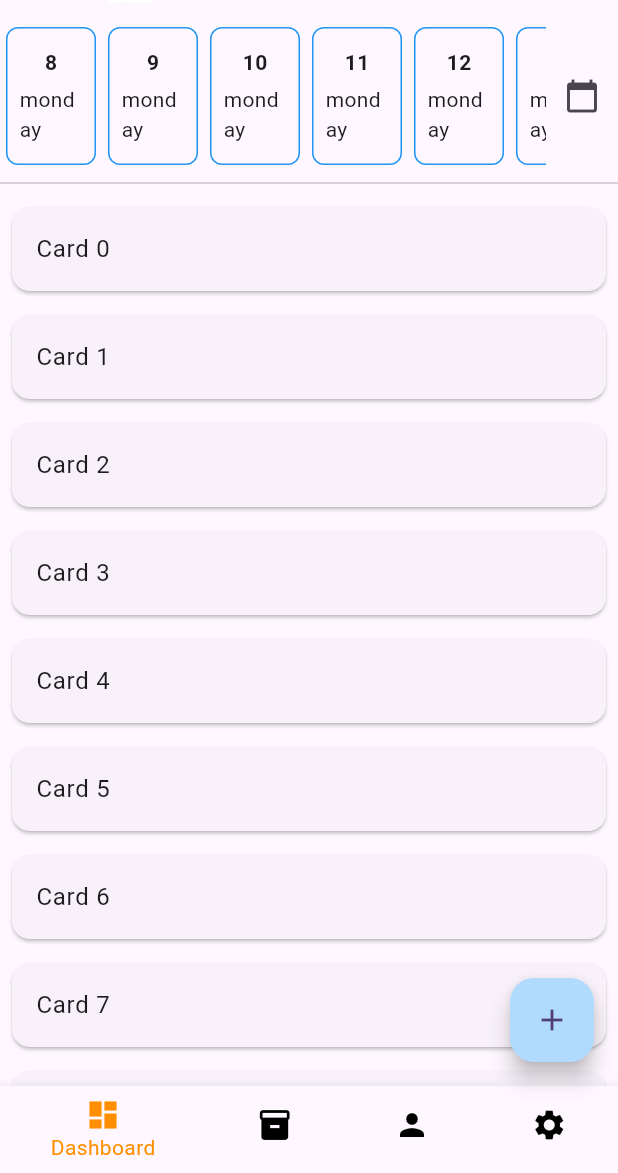
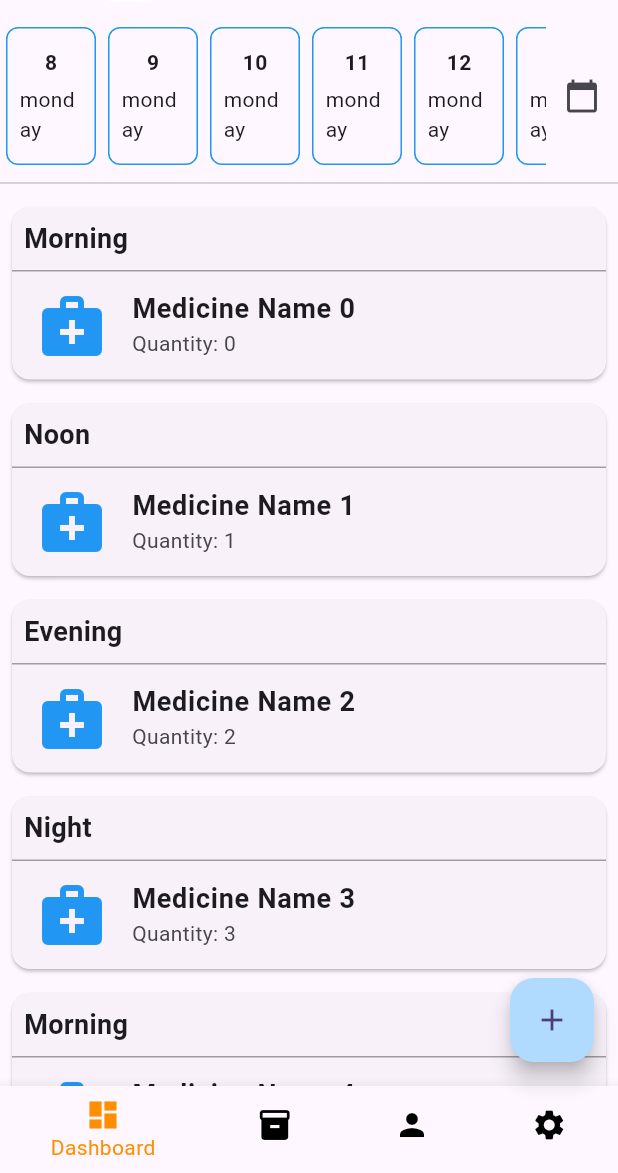
Before and after one commit to shruti10951/MediPal, a Flutter app: the DashboardScreen screen opened directly, on a phone screen of 412 x 824 dp, the part 63-1236 px from its top. Run offline on Flutter 3.47's test engine with Material 2 defaults, Android fonts, the phone set to English and light mode, and no system bars; our stand-ins replace cloud_firestore, datetime_picker_formfield, firebase_auth, firebase_core, firebase_messaging; missing offline and left inert: android_alarm_manager_plus; accounts and stored records are empty.

Commit message:
changes in build card method

```diff
--- a/lib/dashboard_screen.dart
+++ b/lib/dashboard_screen.dart
@@ -194,14 +194,35 @@ class _DashboardScreenState extends State<DashboardScreen> {
   }
 
   Widget _buildCard(int index) {
-    // Implement your individual card widget here
-    // You can customize the card based on the data
-    return Card(
-      margin: const EdgeInsets.all(8),
-      child: ListTile(
-        title: Text('Card $index'), // Customize card content
-        // Add other card content here
-      ),
-    );
-  }
+  final List<String> times = ['Morning', 'Noon', 'Evening', 'Night']; // Replace with your times
+  final String time = times[index % 4]; // Example: Cycle through times
+
+  return Card(
+    margin: const EdgeInsets.all(8),
+    child: Column(
+      crossAxisAlignment: CrossAxisAlignment.start,
+      children: [
+        Padding(
+          padding: const EdgeInsets.all(8.0),
+          child: Text(
+            time,
+            style: const TextStyle(
+              fontSize: 18.0,
+              fontWeight: FontWeight.bold,
+            ),
+          ),
+        ),
+        const Divider(height: 1, color: Colors.grey),
+        ListTile(
+          leading: const Icon(Icons.medical_services, size: 48.0, color: Colors.blue),
+          title: Text(
+            'Medicine Name $index', // Replace with actual medicine name
+            style: const TextStyle(fontSize: 18.0, fontWeight: FontWeight.bold),
+          ),
+          subtitle: Text('Quantity: $index'), // Replace with actual quantity
+        ),
+      ],
+    ),
+  );
 }
+}
```
